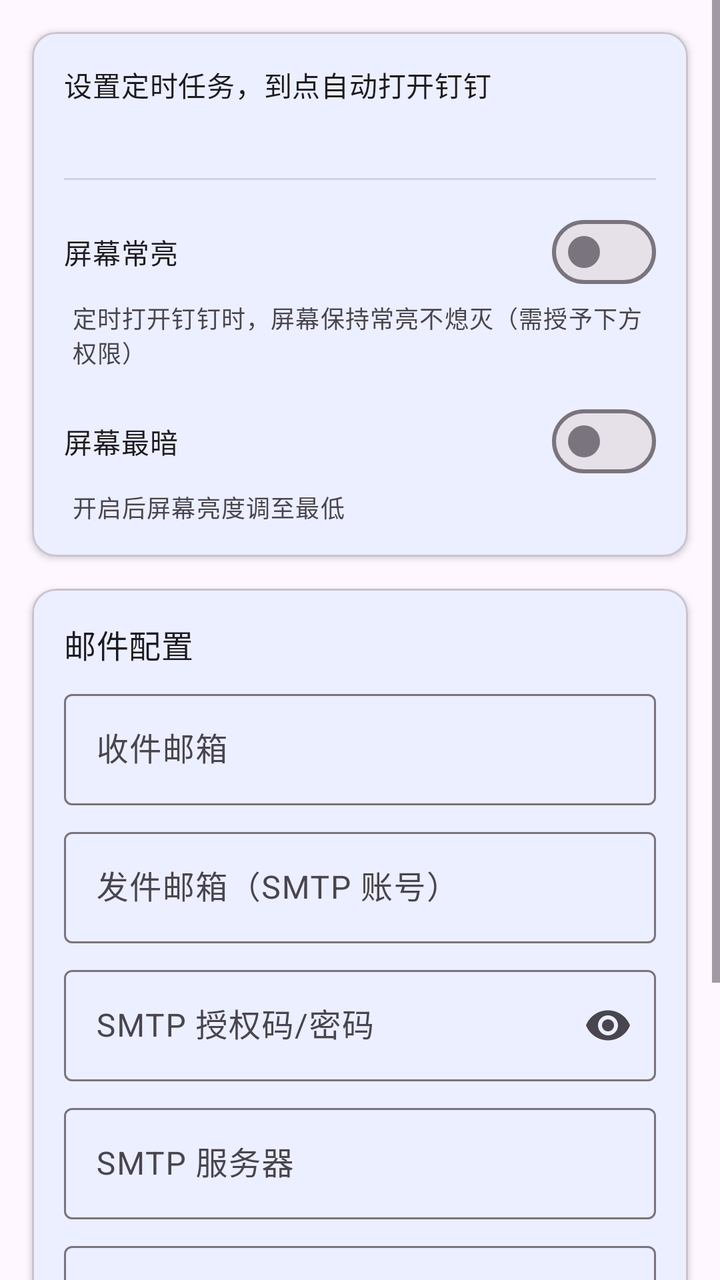
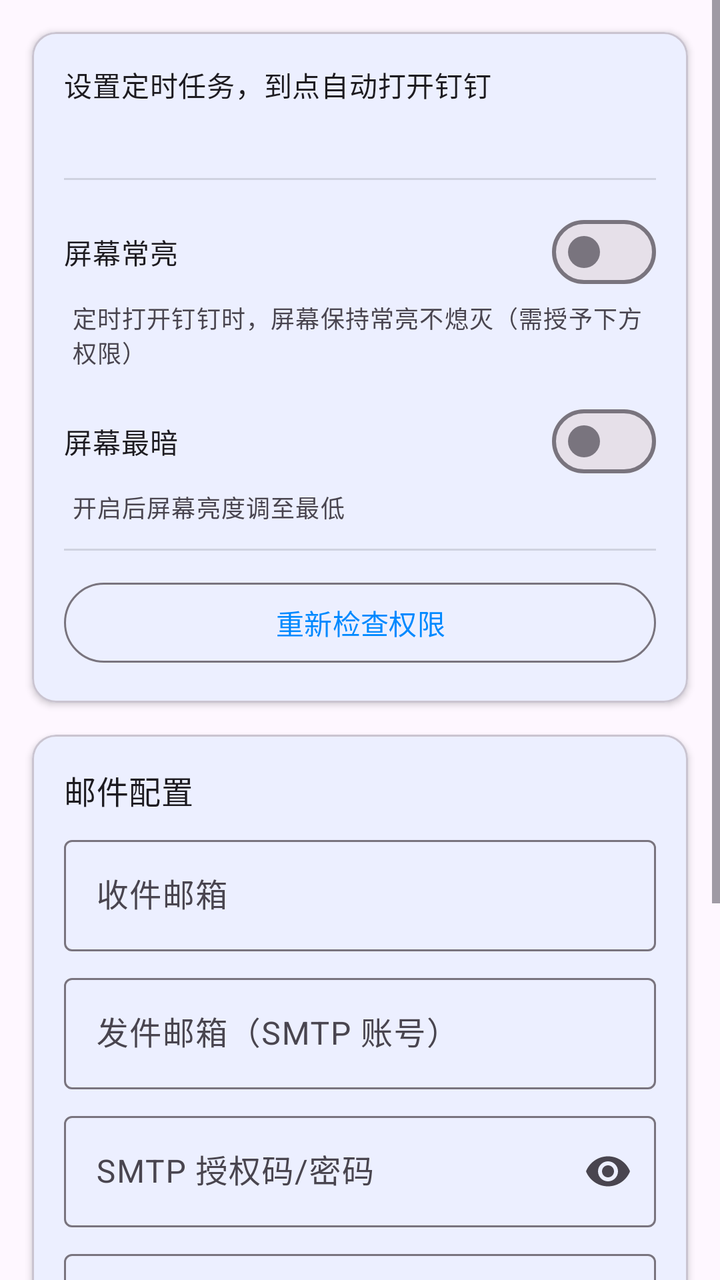

Compare the two renders of this Android layout. The source of the first and the diff that turns it into the second are given below.
<!-- AndroidManifest.xml: application theme Theme.DDTask -->
<!-- res/layout/fragment_settings.xml -->
<?xml version="1.0" encoding="utf-8"?>
<ScrollView
    xmlns:android="http://schemas.android.com/apk/res/android"
    xmlns:app="http://schemas.android.com/apk/res-auto"
    android:layout_width="match_parent"
    android:layout_height="match_parent"
    android:fillViewport="true">

    <LinearLayout
        android:layout_width="match_parent"
        android:layout_height="wrap_content"
        android:orientation="vertical"
        android:paddingBottom="24dp">

        <com.google.android.material.card.MaterialCardView
            android:layout_width="match_parent"
            android:layout_height="wrap_content"
            android:layout_margin="16dp"
            app:cardElevation="2dp">

            <LinearLayout
                android:layout_width="match_parent"
                android:layout_height="wrap_content"
                android:orientation="vertical"
                android:padding="16dp">

                <TextView
                    android:layout_width="wrap_content"
                    android:layout_height="wrap_content"
                    android:text="@string/app_description"
                    android:textAppearance="?attr/textAppearanceBodyMedium" />

                <TextView
                    android:id="@+id/status_dingtalk"
                    android:layout_width="wrap_content"
                    android:layout_height="wrap_content"
                    android:layout_marginTop="8dp"
                    android:textAppearance="?attr/textAppearanceBodySmall" />

                <View
                    android:layout_width="match_parent"
                    android:layout_height="1dp"
                    android:layout_marginVertical="12dp"
                    android:background="?android:attr/listDivider" />

                <com.google.android.material.materialswitch.MaterialSwitch
                    android:id="@+id/switch_keep_screen_on"
                    android:layout_width="match_parent"
                    android:layout_height="wrap_content"
                    android:text="@string/keep_screen_on" />

                <TextView
                    android:layout_width="wrap_content"
                    android:layout_height="wrap_content"
                    android:layout_marginStart="4dp"
                    android:text="@string/keep_screen_on_desc"
                    android:textAppearance="?attr/textAppearanceBodySmall"
                    android:textColor="?android:attr/textColorSecondary" />

                <com.google.android.material.materialswitch.MaterialSwitch
                    android:id="@+id/switch_dim_screen"
                    android:layout_width="match_parent"
                    android:layout_height="wrap_content"
                    android:layout_marginTop="12dp"
                    android:text="@string/dim_screen" />

                <TextView
                    android:layout_width="wrap_content"
                    android:layout_height="wrap_content"
                    android:layout_marginStart="4dp"
                    android:text="@string/dim_screen_desc"
                    android:textAppearance="?attr/textAppearanceBodySmall"
                    android:textColor="?android:attr/textColorSecondary" />

            </LinearLayout>

        </com.google.android.material.card.MaterialCardView>

        <com.google.android.material.card.MaterialCardView
            android:id="@+id/card_email"
            android:layout_width="match_parent"
            android:layout_height="wrap_content"
            android:layout_marginHorizontal="16dp"
            app:cardElevation="2dp">

            <LinearLayout
                android:layout_width="match_parent"
                android:layout_height="wrap_content"
                android:orientation="vertical"
                android:padding="16dp">

                <TextView
                    android:layout_width="wrap_content"
                    android:layout_height="wrap_content"
                    android:text="@string/email_config_title"
                    android:textAppearance="?attr/textAppearanceTitleMedium" />

                <LinearLayout
                    android:id="@+id/layout_email_summary"
                    android:layout_width="match_parent"
                    android:layout_height="wrap_content"
                    android:layout_marginTop="8dp"
                    android:orientation="vertical"
                    android:visibility="gone">

                    <TextView
                        android:id="@+id/tv_email_summary"
                        android:layout_width="match_parent"
                        android:layout_height="wrap_content"
                        android:textAppearance="?attr/textAppearanceBodyMedium" />

                    <LinearLayout
                        android:layout_width="match_parent"
                        android:layout_height="wrap_content"
                        android:layout_marginTop="8dp"
                        android:orientation="horizontal">

                        <com.google.android.material.button.MaterialButton
                            android:id="@+id/btn_edit_email"
                            style="@style/Widget.Material3.Button.TextButton"
                            android:layout_width="wrap_content"
                            android:layout_height="wrap_content"
                            android:text="@string/edit_email_config" />

                        <com.google.android.material.button.MaterialButton
                            android:id="@+id/btn_test_email"
                            style="@style/Widget.Material3.Button.OutlinedButton"
                            android:layout_width="wrap_content"
                            android:layout_height="wrap_content"
                            android:layout_marginStart="8dp"
                            android:text="@string/send_test_email" />

                    </LinearLayout>

                </LinearLayout>

                <LinearLayout
                    android:id="@+id/layout_email_form"
                    android:layout_width="match_parent"
                    android:layout_height="wrap_content"
                    android:layout_marginTop="8dp"
                    android:orientation="vertical">

                    <com.google.android.material.textfield.TextInputLayout
                        android:layout_width="match_parent"
                        android:layout_height="wrap_content"
                        android:hint="@string/recipient_email_hint">

                        <com.google.android.material.textfield.TextInputEditText
                            android:id="@+id/et_recipient_email"
                            android:layout_width="match_parent"
                            android:layout_height="wrap_content"
                            android:inputType="textEmailAddress"
                            android:maxLines="1" />

                    </com.google.android.material.textfield.TextInputLayout>

                    <com.google.android.material.textfield.TextInputLayout
                        android:layout_width="match_parent"
                        android:layout_height="wrap_content"
                        android:layout_marginTop="8dp"
                        android:hint="@string/sender_email_hint">

                        <com.google.android.material.textfield.TextInputEditText
                            android:id="@+id/et_sender_email"
                            android:layout_width="match_parent"
                            android:layout_height="wrap_content"
                            android:inputType="textEmailAddress"
                            android:maxLines="1" />

                    </com.google.android.material.textfield.TextInputLayout>

                    <com.google.android.material.textfield.TextInputLayout
                        android:layout_width="match_parent"
                        android:layout_height="wrap_content"
                        android:layout_marginTop="8dp"
                        android:hint="@string/sender_password_hint"
                        app:endIconMode="password_toggle">

                        <com.google.android.material.textfield.TextInputEditText
                            android:id="@+id/et_sender_password"
                            android:layout_width="match_parent"
                            android:layout_height="wrap_content"
                            android:inputType="textPassword"
                            android:maxLines="1" />

                    </com.google.android.material.textfield.TextInputLayout>

                    <com.google.android.material.textfield.TextInputLayout
                        android:layout_width="match_parent"
                        android:layout_height="wrap_content"
                        android:layout_marginTop="8dp"
                        android:hint="@string/smtp_host_hint">

                        <com.google.android.material.textfield.TextInputEditText
                            android:id="@+id/et_smtp_host"
                            android:layout_width="match_parent"
                            android:layout_height="wrap_content"
                            android:inputType="text"
                            android:maxLines="1" />

                    </com.google.android.material.textfield.TextInputLayout>

                    <com.google.android.material.textfield.TextInputLayout
                        android:layout_width="match_parent"
                        android:layout_height="wrap_content"
                        android:layout_marginTop="8dp"
                        android:hint="@string/smtp_port_hint">

                        <com.google.android.material.textfield.TextInputEditText
                            android:id="@+id/et_smtp_port"
                            android:layout_width="match_parent"
                            android:layout_height="wrap_content"
                            android:inputType="number"
                            android:maxLines="1" />

                    </com.google.android.material.textfield.TextInputLayout>

                    <TextView
                        android:layout_width="wrap_content"
                        android:layout_height="wrap_content"
                        android:layout_marginStart="4dp"
                        android:layout_marginTop="4dp"
                        android:text="@string/smtp_help"
                        android:textAppearance="?attr/textAppearanceBodySmall"
                        android:textColor="?android:attr/textColorSecondary" />

                    <com.google.android.material.button.MaterialButton
                        android:id="@+id/btn_save_email"
                        android:layout_width="match_parent"
                        android:layout_height="wrap_content"
                        android:layout_marginTop="12dp"
                        android:text="@string/save" />

                </LinearLayout>

            </LinearLayout>

        </com.google.android.material.card.MaterialCardView>

        <TextView
            android:id="@+id/tv_version"
            android:layout_width="match_parent"
            android:layout_height="wrap_content"
            android:gravity="center"
            android:textAlignment="center"
            android:textAppearance="?attr/textAppearanceBodySmall"
            android:textColor="?android:attr/textColorSecondary" />

    </LinearLayout>

</ScrollView>
<!-- resources referenced by this layout -->
<resources>
  <string name="app_description">设置定时任务，到点自动打开钉钉</string>
  <string name="dim_screen">屏幕最暗</string>
  <string name="dim_screen_desc">开启后屏幕亮度调至最低</string>
  <string name="edit_email_config">修改配置</string>
  <string name="email_config_title">邮件配置</string>
  <string name="keep_screen_on">屏幕常亮</string>
  <string name="keep_screen_on_desc">定时打开钉钉时，屏幕保持常亮不熄灭（需授予下方权限）</string>
  <string name="recipient_email_hint">收件邮箱</string>
  <string name="save">保存</string>
  <string name="send_test_email">发送测试邮件</string>
  <string name="sender_email_hint">发件邮箱（SMTP 账号）</string>
  <string name="sender_password_hint">SMTP 授权码/密码</string>
  <string name="smtp_help">QQ 邮箱示例：smtp.qq.com，端口 465（SSL）。请使用邮箱授权码，而非登录密码。</string>
  <string name="smtp_host_hint">SMTP 服务器</string>
  <string name="smtp_port_hint">SMTP 端口</string>
  <style name="Theme.DDTask" parent="Theme.Material3.Light.NoActionBar">
          <item name="colorPrimary">@color/primary</item>
          <item name="colorPrimaryDark">@color/primary_dark</item>
          <item name="colorSecondary">@color/secondary</item>
      </style>
  <color name="primary">#0089FF</color>
  <color name="primary_dark">#0066CC</color>
  <color name="secondary">#FF6B35</color>
</resources>

<!-- the commit's change to res/layout/fragment_settings.xml (unified diff, before → after) -->
@@ -71,6 +71,19 @@
                     android:text="@string/dim_screen_desc"
                     android:textAppearance="?attr/textAppearanceBodySmall"
                     android:textColor="?android:attr/textColorSecondary" />
+
+                <View
+                    android:layout_width="match_parent"
+                    android:layout_height="1dp"
+                    android:layout_marginVertical="12dp"
+                    android:background="?android:attr/listDivider" />
+
+                <com.google.android.material.button.MaterialButton
+                    android:id="@+id/btn_recheck_permissions"
+                    style="@style/Widget.Material3.Button.OutlinedButton"
+                    android:layout_width="match_parent"
+                    android:layout_height="wrap_content"
+                    android:text="@string/permission_setup_recheck" />
 
             </LinearLayout>
 
<!-- resource entries referenced after the edit -->
@@ -7,6 +7,7 @@
   <string name="email_config_title">邮件配置</string>
   <string name="keep_screen_on">屏幕常亮</string>
   <string name="keep_screen_on_desc">定时打开钉钉时，屏幕保持常亮不熄灭（需授予下方权限）</string>
+  <string name="permission_setup_recheck">重新检查权限</string>
   <string name="recipient_email_hint">收件邮箱</string>
   <string name="save">保存</string>
   <string name="send_test_email">发送测试邮件</string>
